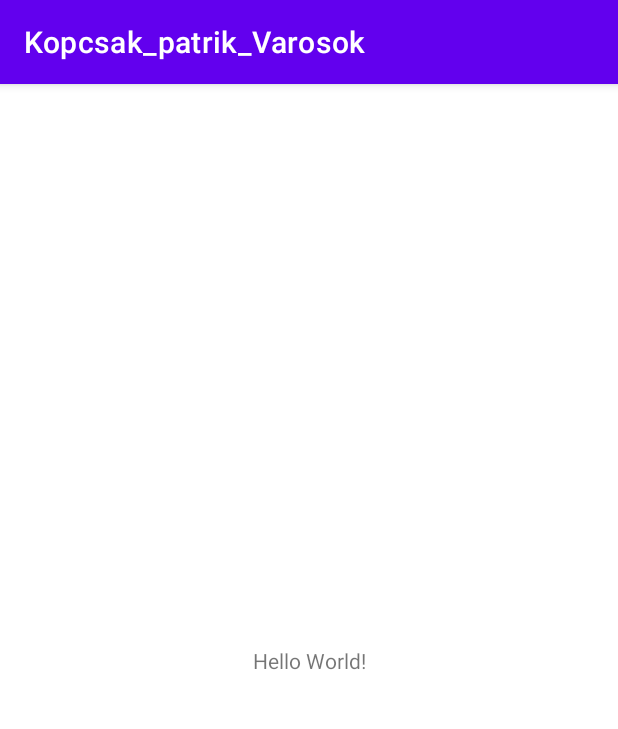
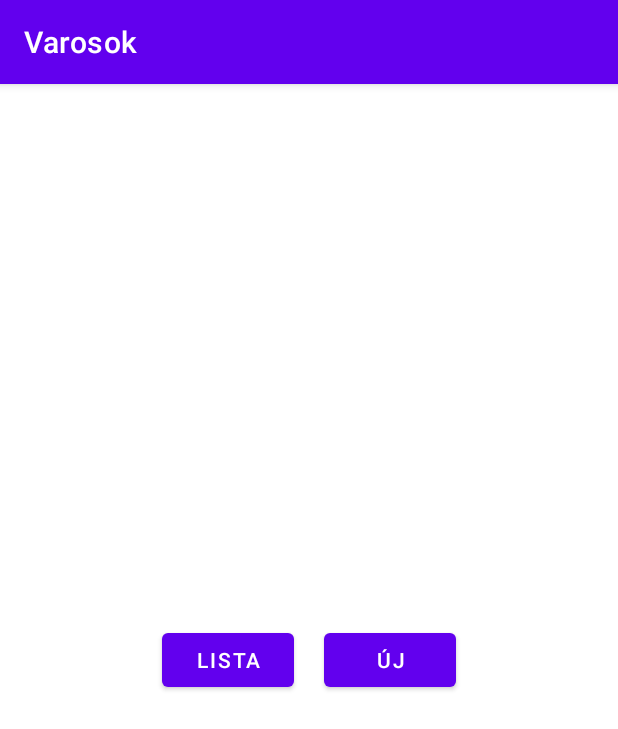
Before and after one commit to KOPCSAKPATRIK1/Kopcsak_patrik_Varosok, an Android app: the screen it shows after launch (MainActivity), on a phone screen of 412 x 824 dp. Shown: the top 729 px of the screen. Run offline under Robolectric (Android 15) with nearby library versions, the phone set to English and light mode, and no system bars.

Commit message:
main activity, list activity

```diff
--- a/app/build.gradle
+++ b/app/build.gradle
@@ -33,6 +33,7 @@ dependencies {
     implementation 'androidx.appcompat:appcompat:1.5.1'
     implementation 'com.google.android.material:material:1.7.0'
     implementation 'androidx.constraintlayout:constraintlayout:2.1.4'
+    implementation 'com.google.code.gson:gson:2.8.7'
     testImplementation 'junit:junit:4.13.2'
     androidTestImplementation 'androidx.test.ext:junit:1.1.4'
     androidTestImplementation 'androidx.test.espresso:espresso-core:3.5.0'
--- a/app/src/main/java/com/example/kopcsak_patrik_varosok/MainActivity.java
+++ b/app/src/main/java/com/example/kopcsak_patrik_varosok/MainActivity.java
@@ -2,13 +2,38 @@ package com.example.kopcsak_patrik_varosok;
 
 import androidx.appcompat.app.AppCompatActivity;
 
+import android.content.Intent;
 import android.os.Bundle;
+import android.view.View;
+import android.widget.Button;
 
 public class MainActivity extends AppCompatActivity {
+
+    private Button listButton;
+    private Button insertButton;
+
+    public static String BASE_URL = "https://retoolapi.dev/QOVoYu/varosok";
 
     @Override
     protected void onCreate(Bundle savedInstanceState) {
         super.onCreate(savedInstanceState);
         setContentView(R.layout.activity_main);
+        init();
+
+        listButton.setOnClickListener(new View.OnClickListener() {
+            @Override
+            public void onClick(View view) {
+                startActivity(new Intent(MainActivity.this, ListActivity.class));
+            }
+        });
     }
+
+    private void init()
+    {
+        listButton = findViewById(R.id.listButton);
+        insertButton = findViewById(R.id.insertButton);
+    }
+
+
+
 }
--- a/app/src/main/res/layout/activity_main.xml
+++ b/app/src/main/res/layout/activity_main.xml
@@ -1,18 +1,32 @@
 <?xml version="1.0" encoding="utf-8"?>
-<androidx.constraintlayout.widget.ConstraintLayout xmlns:android="http://schemas.android.com/apk/res/android"
+<RelativeLayout xmlns:android="http://schemas.android.com/apk/res/android"
     xmlns:app="http://schemas.android.com/apk/res-auto"
     xmlns:tools="http://schemas.android.com/tools"
     android:layout_width="match_parent"
     android:layout_height="match_parent"
     tools:context=".MainActivity">
 
-    <TextView
-        android:layout_width="wrap_content"
-        android:layout_height="wrap_content"
-        android:text="Hello World!"
-        app:layout_constraintBottom_toBottomOf="parent"
-        app:layout_constraintEnd_toEndOf="parent"
-        app:layout_constraintStart_toStartOf="parent"
-        app:layout_constraintTop_toTopOf="parent" />
+    <LinearLayout
+        android:layout_width="match_parent"
+        android:layout_height="match_parent"
+        android:gravity="center">
 
-</androidx.constraintlayout.widget.ConstraintLayout>
+        <Button
+            android:layout_marginHorizontal="10dp"
+            android:layout_width="wrap_content"
+            android:layout_height="wrap_content"
+            android:text="Lista"
+            android:id="@+id/listButton"
+            tools:ignore="HardcodedText" />
+
+        <Button
+            android:layout_marginHorizontal="10dp"
+            android:layout_width="wrap_content"
+            android:layout_height="wrap_content"
+            android:text="Új"
+            android:id="@+id/insertButton"
+            tools:ignore="HardcodedText" />
+
+    </LinearLayout>
+
+</RelativeLayout>
--- a/app/src/main/res/values/strings.xml
+++ b/app/src/main/res/values/strings.xml
@@ -1,3 +1,3 @@
 <resources>
-    <string name="app_name">Kopcsak_patrik_Varosok</string>
+    <string name="app_name">Varosok</string>
 </resources>
```
Also changed, not shown: app/src/main/AndroidManifest.xml (+7 -0 lines), app/src/main/java/com/example/kopcsak_patrik_varosok/ListActivity.java (added, +14 -0 lines), app/src/main/res/layout/activity_list.xml (added, +9 -0 lines).
